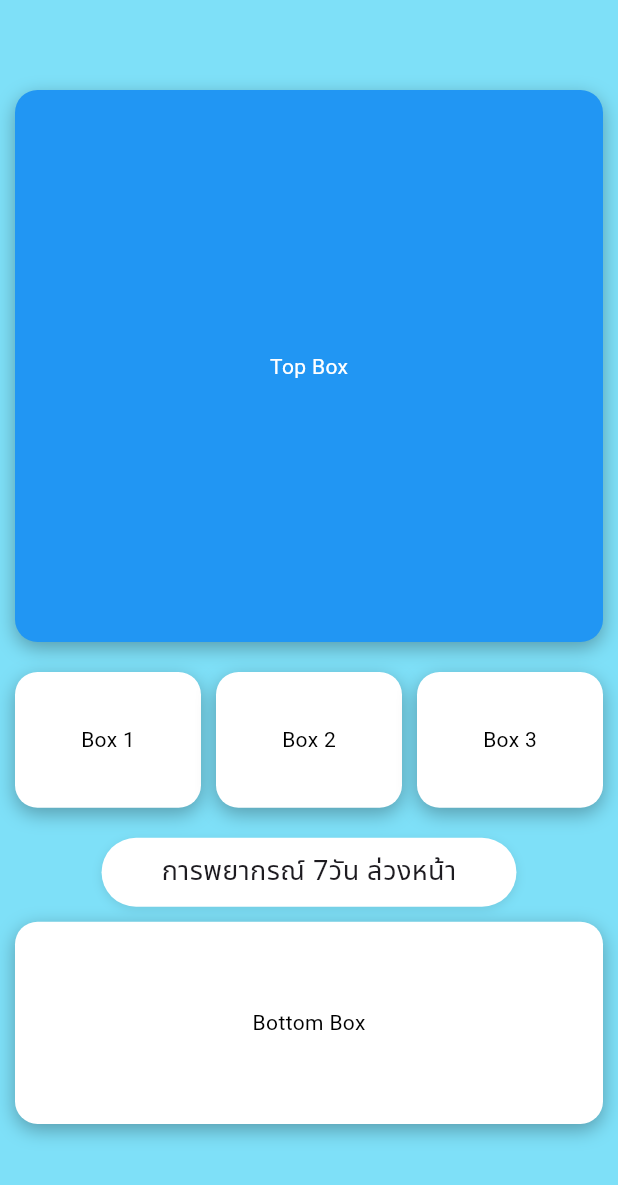
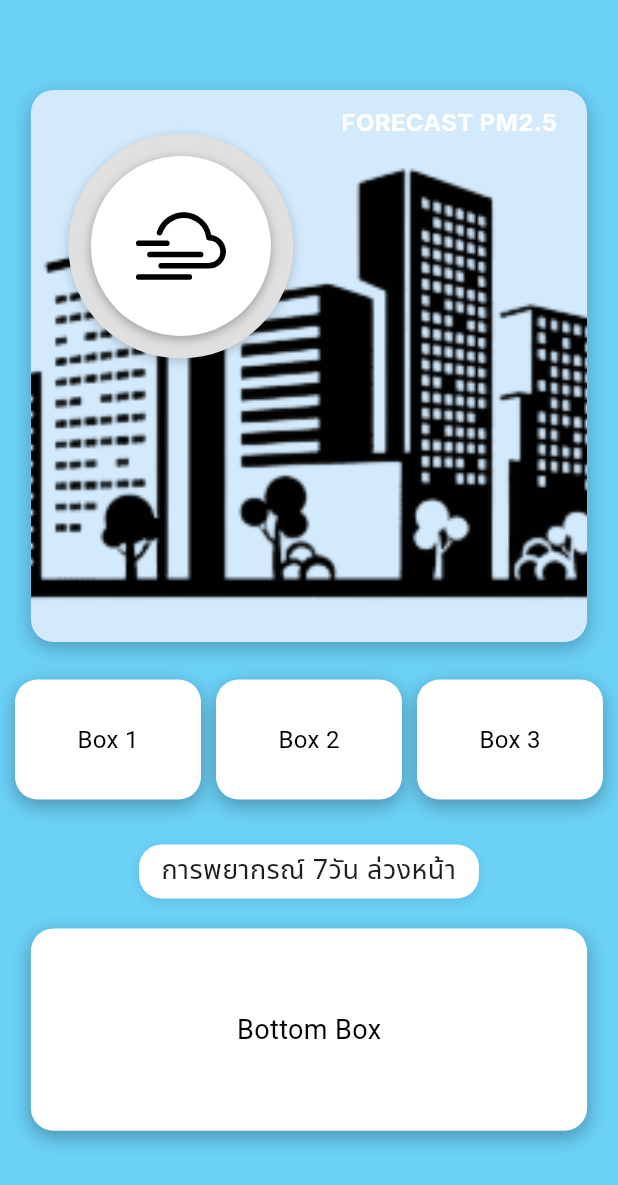
Before and after one commit to teeprakorn1/pm2_flutter_project, a Flutter app: the HomeScreen screen opened directly, on a phone screen of 412 x 824 dp. Shown: the top 1185 px of the screen. Run offline on Flutter 3.47's test engine with Material 3 defaults, Android fonts, the phone set to English and light mode, and no system bars; our stand-ins replace flutter_svg, shared_preferences; accounts and stored records are empty.

Commit message:
VERSION 0.2.4

```diff
--- a/lib/main.dart
+++ b/lib/main.dart
@@ -1,5 +1,6 @@
 import 'package:flutter/material.dart';
-import 'package:flutter_svg/flutter_svg.dart';  // เพิ่มการ import
+import 'package:flutter/services.dart';  // เพิ่มการ import
+import 'package:flutter_svg/flutter_svg.dart';
 import 'package:shared_preferences/shared_preferences.dart';
 import 'screens/home_screen.dart';
 import 'screens/map_screen.dart';
@@ -9,6 +10,10 @@ import 'boarding_screen.dart';
 
 Future<void> main() async {
   WidgetsFlutterBinding.ensureInitialized();
+
+  // ตั้งค่าให้แอปใช้ได้เฉพาะในแนวตั้ง
+  SystemChrome.setPreferredOrientations([DeviceOrientation.portraitUp]);
+
   await initializeApp();
 
   bool showBoarding = await shouldShowBoarding();  // Check if onboarding has been shown
--- a/lib/screens/home_screen.dart
+++ b/lib/screens/home_screen.dart
@@ -1,47 +1,29 @@
 import 'package:flutter/material.dart';
-
+import 'package:flutter_svg/flutter_svg.dart';
 class HomeScreen extends StatelessWidget {
-  final Color backgroundColor; // ตัวแปรสีพื้นหลัง
-
-  const HomeScreen({super.key, required this.backgroundColor}); // รับค่า backgroundColor ผ่านคอนสตรัคเตอร์
+  final Color backgroundColor;
+  const HomeScreen({super.key, required this.backgroundColor});
 
   @override
   Widget build(BuildContext context) {
+    double screenHeight = MediaQuery.of(context).size.height;
+    double screenWidth = MediaQuery.of(context).size.width;
+    double scaleFactor = screenWidth > 600 ? 1.5 : 1.0;
+
     return Scaffold(
-      backgroundColor: backgroundColor, // ใช้ตัวแปรนี้ในการตั้งสีพื้นหลัง
-      body: Padding(
+      backgroundColor: backgroundColor,
+      body: SingleChildScrollView(
+        child: Padding(
           padding: const EdgeInsets.all(10.0),
           child: Column(
-          mainAxisAlignment: MainAxisAlignment.start,
             crossAxisAlignment: CrossAxisAlignment.center,
             children: [
               SizedBox(height: 50),
-            Container(
-              height: (MediaQuery.of(context).size.height + 280) / 3,
-              width: double.infinity,
-              decoration: BoxDecoration(
-                color: Colors.blue,
-                borderRadius: BorderRadius.circular(15),
-                boxShadow: [
-                  BoxShadow(
-                    color: Colors.black.withOpacity(0.3),
-                    blurRadius: 10,
-                    offset: Offset(0, 4),
-                  ),
-                ],
-              ),
-              child: Center(
-                child: Text("Top Box", style: TextStyle(color: Colors.white)),
-              ),
-            ),
-            SizedBox(height: 20),
-
-            Row(
-              mainAxisAlignment: MainAxisAlignment.center,
+              Stack(
                 children: [
                   Container(
-                  height: (MediaQuery.of(context).size.height - 100) / 8,
-                  width: (MediaQuery.of(context).size.width - 40) / 3,
+                    height: (screenHeight + 280) / 3 * scaleFactor,
+                    width: screenWidth * 0.9,
                     decoration: BoxDecoration(
                       color: Colors.white,
                       borderRadius: BorderRadius.circular(15),
@@ -53,56 +35,99 @@ class HomeScreen extends StatelessWidget {
                         ),
                       ],
                     ),
-                  child: Center(
-                    child: Text("Box 1", style: TextStyle(color: Colors.black)),
+                  ),
+                  Positioned.fill(
+                    child: ColorFiltered(
+                      colorFilter: ColorFilter.mode(
+                        Colors.blue.withOpacity(0.2),
+                        BlendMode.color,
+                      ),
+                      child: Container(
+                        decoration: BoxDecoration(
+                          image: DecorationImage(
+                            image: AssetImage('assets/images/building-wallpaper.png'),
+                            fit: BoxFit.cover,
+                          ),
+                          borderRadius: BorderRadius.circular(15),
                         ),
                       ),
-                SizedBox(width: 10),
+                    ),
+                  ),
+                  Positioned(
+                    left: 25,
+                    top: (screenHeight + 280) / 16 * scaleFactor - 40,
+                    child: Stack(
+                      alignment: Alignment.center,
+                      children: [
                         Container(
-                  height: (MediaQuery.of(context).size.height - 100) / 8,
-                  width: (MediaQuery.of(context).size.width - 40) / 3,
+                          width: 150 * scaleFactor,
+                          height: 150 * scaleFactor,
+                          decoration: BoxDecoration(
+                            color: Colors.grey.shade300,
+                            shape: BoxShape.circle,
+                            boxShadow: [
+                              BoxShadow(
+                                color: Colors.black.withOpacity(0.2),
+                                blurRadius: 5,
+                                offset: Offset(0, 2),
+                              ),
+                            ],
+                          ),
+                        ),
+                        Container(
+                          width: 120 * scaleFactor,
+                          height: 120 * scaleFactor,
                           decoration: BoxDecoration(
                             color: Colors.white,
-                    borderRadius: BorderRadius.circular(15),
+                            shape: BoxShape.circle,
                             boxShadow: [
                               BoxShadow(
                                 color: Colors.black.withOpacity(0.3),
-                        blurRadius: 10,
-                        offset: Offset(0, 4),
+                                blurRadius: 5,
+                                offset: Offset(0, 2),
                               ),
                             ],
                           ),
                           child: Center(
-                    child: Text("Box 2", style: TextStyle(color: Colors.black)),
-                  ),
-                ),
-                SizedBox(width: 10),
-                Container(
-                  height: (MediaQuery.of(context).size.height - 100) / 8,
-                  width: (MediaQuery.of(context).size.width - 40) / 3,
-                  decoration: BoxDecoration(
-                    color: Colors.white,
-                    borderRadius: BorderRadius.circular(15),
-                    boxShadow: [
-                      BoxShadow(
-                        color: Colors.black.withOpacity(0.3),
-                        blurRadius: 10,
-                        offset: Offset(0, 4),
-                      ),
-                    ],
-                  ),
-                  child: Center(
-                    child: Text("Box 3", style: TextStyle(color: Colors.black)),
+                            child: SvgPicture.asset('assets/icons/cloud-haze-icon.svg', width: 60 * scaleFactor, height: 60 * scaleFactor,),
                           ),
                         ),
                       ],
                     ),
-            SizedBox(height: 20),
+                  ),
+                  Positioned(
+                    right: 20,
+                    top: 10,
+                    child: Text(
+                      "FORECAST PM2.5",
+                      style: TextStyle(
+                        fontSize: 16 * scaleFactor,
+                        fontWeight: FontWeight.bold,
+                        fontFamily: 'Inter',
+                        color: Colors.white,
+                      ),
+                    ),
+                  ),
+                ],
+              ),
+              SizedBox(height: 25),
+              Row(
+                mainAxisAlignment: MainAxisAlignment.center,
+                children: [
+                  _buildBox("Box 1", scaleFactor),
+                  SizedBox(width: 10),
+                  _buildBox("Box 2", scaleFactor),
+                  SizedBox(width: 10),
+                  _buildBox("Box 3", scaleFactor),
+                ],
+              ),
+              SizedBox(height: 30),
               Container(
-              padding: EdgeInsets.symmetric(horizontal: 40,vertical: 10),
+                padding: EdgeInsets.symmetric(horizontal: 0, vertical: 5),
+                width: screenWidth * 0.55,
                 decoration: BoxDecoration(
                   color: Colors.white,
-                borderRadius: BorderRadius.circular(25),
+                  borderRadius: BorderRadius.circular(15),
                   boxShadow: [
                     BoxShadow(
                       color: Colors.black.withOpacity(0.1),
@@ -111,15 +136,23 @@ class HomeScreen extends StatelessWidget {
                     ),
                   ],
                 ),
+                child: Center(
                   child: Text(
                     "การพยากรณ์ 7วัน ล่วงหน้า",
-                style: TextStyle(fontSize: 18,fontFamily: "NotoSansThai", fontWeight: FontWeight.normal),
+                    textAlign: TextAlign.center,
+                    textDirection: TextDirection.ltr,
+                    style: TextStyle(
+                      fontSize: 18 * scaleFactor,
+                      fontFamily: "NotoSansThai",
+                      fontWeight: FontWeight.normal,
                     ),
                   ),
-            SizedBox(height: 10),
+                ),
+              ),
+              SizedBox(height: 20),
               Container(
-              height: (MediaQuery.of(context).size.height - 150) / 5,
-              width: double.infinity,
+                height: (screenHeight - 150) / 5 * scaleFactor,
+                width: screenWidth * 0.9,
                 decoration: BoxDecoration(
                   color: Colors.white,
                   borderRadius: BorderRadius.circular(15),
@@ -134,13 +167,39 @@ class HomeScreen extends StatelessWidget {
                 child: Center(
                   child: Text(
                     "Bottom Box",
-                  style: TextStyle(color: Colors.black),
+                    style: TextStyle(color: Colors.black, fontSize: 18 * scaleFactor),
                   ),
                 ),
               ),
             ],
           ),
         ),
+      ),
+    );
+  }
+
+  Widget _buildBox(String text, double scaleFactor) {
+    return Expanded(
+      child: Container(
+        height: 80 * scaleFactor,
+        decoration: BoxDecoration(
+          color: Colors.white,
+          borderRadius: BorderRadius.circular(15),
+          boxShadow: [
+            BoxShadow(
+              color: Colors.black.withOpacity(0.3),
+              blurRadius: 10,
+              offset: Offset(0, 4),
+            ),
+          ],
+        ),
+        child: Center(
+          child: Text(
+            text,
+            style: TextStyle(color: Colors.black, fontSize: 16 * scaleFactor),
+          ),
+        ),
+      ),
     );
   }
 }
--- a/pubspec.yaml
+++ b/pubspec.yaml
@@ -32,7 +32,10 @@ flutter:
     - assets/images/onboarding_man.png
     - assets/images/onboarding_people.png
     - assets/images/onboarding_thailand_map.png
+    - assets/images/building-wallpaper.png
+    - assets/images/city-wallpaper.png
     - assets/icons/heart-icon.svg
+    - assets/icons/cloud-haze-icon.svg
 
   fonts:
     - family: Inter
```
Also changed, not shown: assets/icons/cloud-haze-icon.svg (added), assets/images/building-wallpaper.png (added), assets/images/city-wallpaper.png (added). Lines whose indentation alone changed are shown as unchanged.
